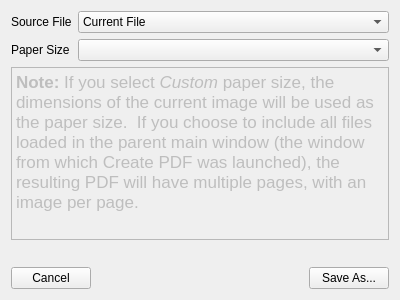
sptrakesh/pictureviewer, file src/app/PdfMaker.ui: the form before one commit.
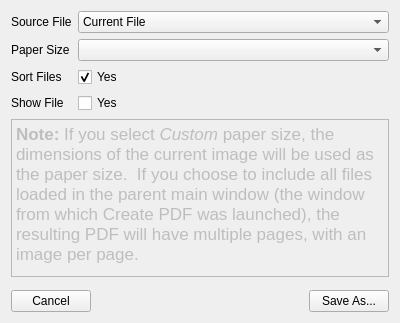
The form after the commit.

Patch:
```diff
--- a/src/app/PdfMaker.ui
+++ b/src/app/PdfMaker.ui
@@ -7,7 +7,7 @@
     <x>0</x>
     <y>0</y>
     <width>400</width>
-    <height>300</height>
+    <height>323</height>
    </rect>
   </property>
   <property name="windowTitle">
@@ -49,6 +49,37 @@
        <item row="1" column="1">
         <widget class="QComboBox" name="paperSize"/>
        </item>
+       <item row="2" column="0">
+        <widget class="QLabel" name="label_3">
+         <property name="text">
+          <string>Sort Files</string>
+         </property>
+        </widget>
+       </item>
+       <item row="2" column="1">
+        <widget class="QCheckBox" name="sortFiles">
+         <property name="text">
+          <string>Yes</string>
+         </property>
+         <property name="checked">
+          <bool>true</bool>
+         </property>
+        </widget>
+       </item>
+       <item row="3" column="0">
+        <widget class="QLabel" name="label_4">
+         <property name="text">
+          <string>Show File</string>
+         </property>
+        </widget>
+       </item>
+       <item row="3" column="1">
+        <widget class="QCheckBox" name="showFile">
+         <property name="text">
+          <string>Yes</string>
+         </property>
+        </widget>
+       </item>
       </layout>
      </item>
      <item>
```
